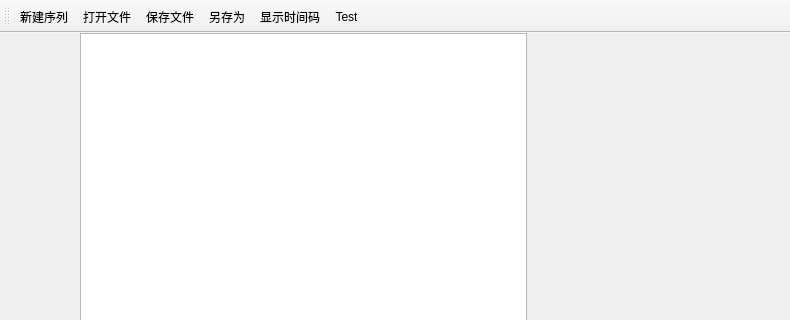
First picture: the form in PaciMainWindow/pacimainwindow.ui, repository LambdaXIII/PaciQt, before the edit; both pictures show x 0 to 790 and y 0 to 320 of the 790 by 473 pixel window.
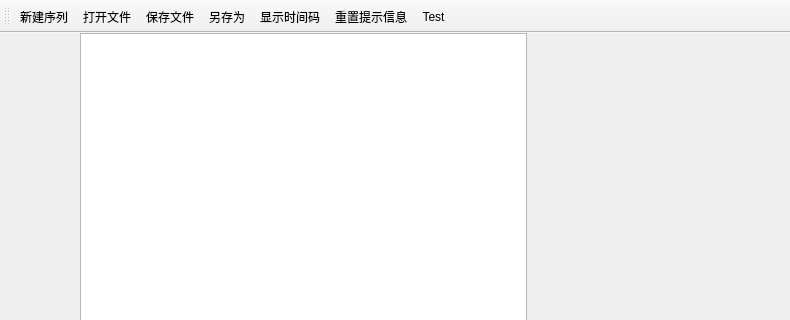
Second picture: the form after the edit. Custom widgets are drawn as their Qt base class.

Commit message: added warning framework

Patch:
```diff
--- a/PaciMainWindow/pacimainwindow.ui
+++ b/PaciMainWindow/pacimainwindow.ui
@@ -90,6 +90,7 @@
    <addaction name="actionSave"/>
    <addaction name="actionSaveAs"/>
    <addaction name="actionShowTC"/>
+   <addaction name="actionResetWarnings"/>
    <addaction name="actionTest"/>
   </widget>
   <action name="actionTest">
@@ -125,6 +126,11 @@
     <string>新建序列</string>
    </property>
   </action>
+  <action name="actionResetWarnings">
+   <property name="text">
+    <string>重置提示信息</string>
+   </property>
+  </action>
  </widget>
  <layoutdefault spacing="6" margin="11"/>
  <customwidgets>
```
The commit also changes 9 other files.
